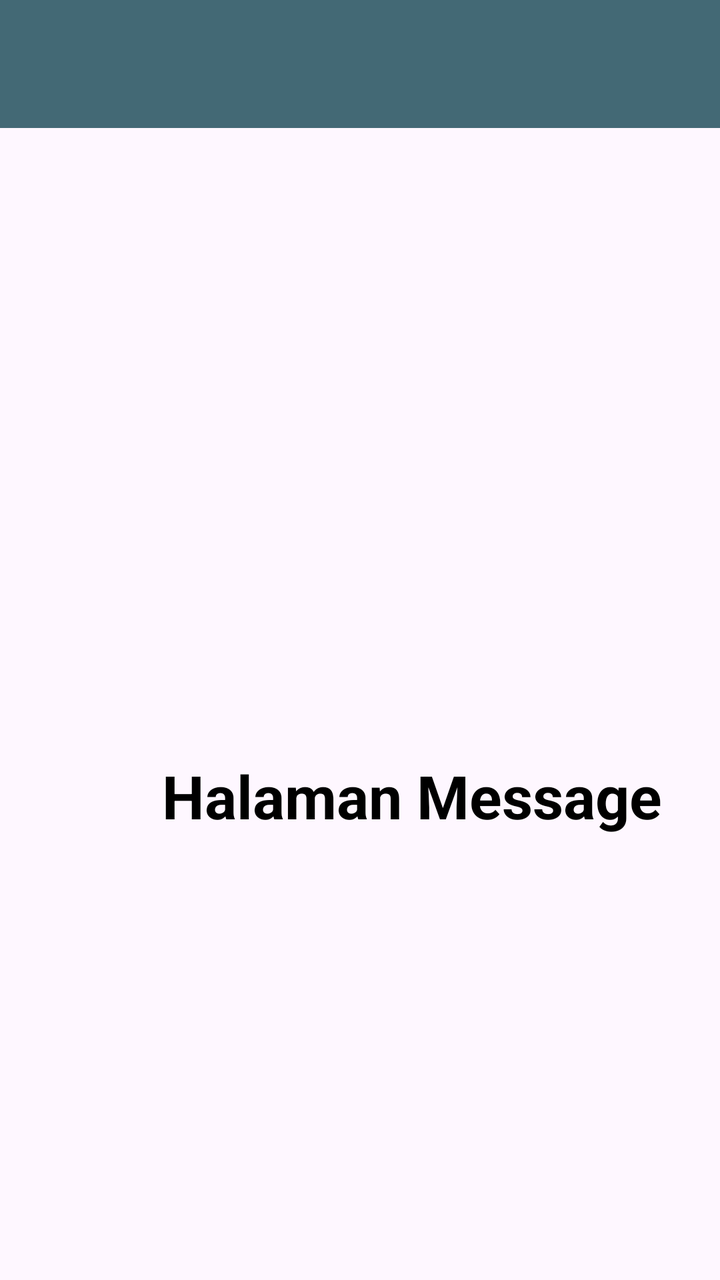
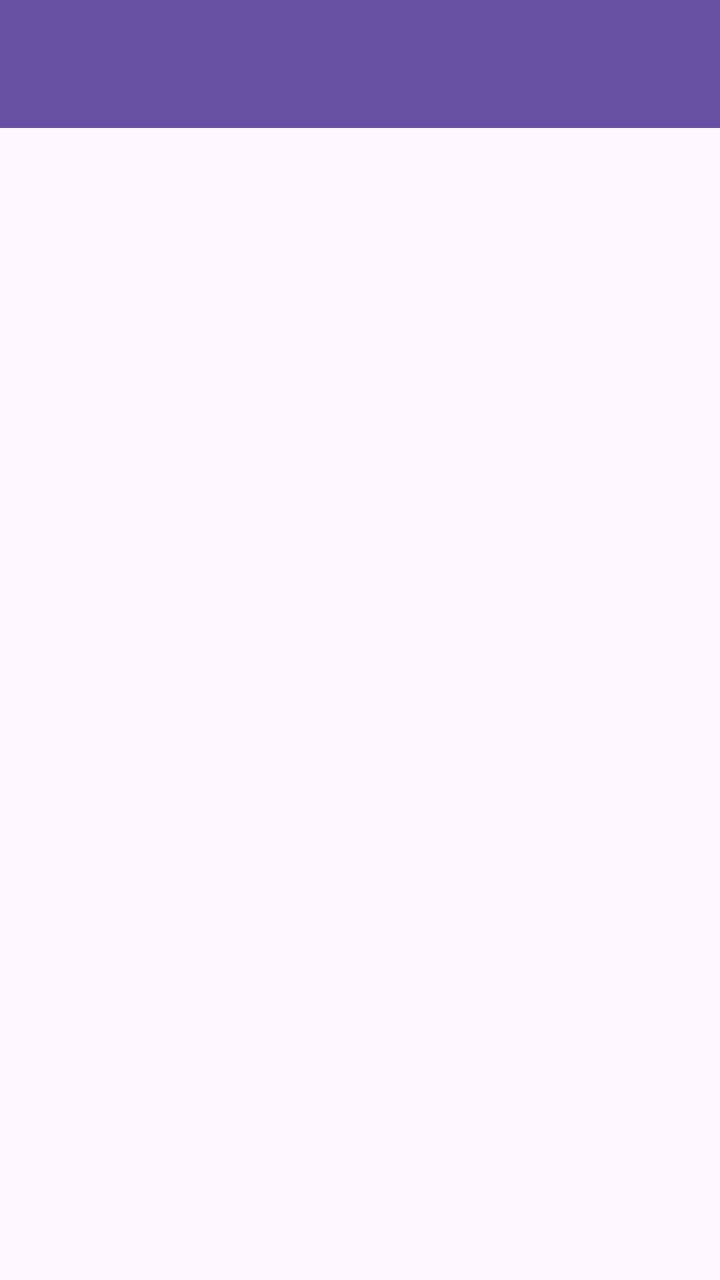

Screens rendered from an Android XML layout before and after an edit, with the pre-edit source and the edit as a unified diff.
<!-- AndroidManifest.xml: application theme Theme.TIFDimas -->
<!-- res/layout/fragment_massage.xml -->
<?xml version="1.0" encoding="utf-8"?>
<androidx.constraintlayout.widget.ConstraintLayout xmlns:android="http://schemas.android.com/apk/res/android"
    xmlns:tools="http://schemas.android.com/tools"
    android:layout_width="match_parent"
    android:layout_height="match_parent"
    xmlns:app="http://schemas.android.com/apk/res-auto"
    tools:context=".Message.MassageFragment">

    <androidx.appcompat.widget.Toolbar
        android:id="@+id/toolbar"
        android:layout_width="match_parent"
        android:layout_height="?attr/actionBarSize"
        android:background="?attr/colorPrimary"
        android:backgroundTint="@color/button_color"
        app:layout_constraintEnd_toEndOf="parent"
        app:layout_constraintStart_toStartOf="parent"
        app:layout_constraintTop_toTopOf="parent"
        app:subtitleTextColor="@android:color/white"
        app:titleTextColor="@android:color/white"
        app:layout_scrollFlags="scroll|enterAlways"/>

    <TextView
        android:layout_width="412dp"
        android:layout_height="668dp"
        android:gravity="center"
        android:text="Halaman Message"
        android:textColor="@color/black"
        android:textSize="30sp"
        android:textStyle="bold"
        app:layout_constraintTop_toBottomOf="@+id/toolbar"
        tools:layout_editor_absoluteX="0dp" />

</androidx.constraintlayout.widget.ConstraintLayout>
<!-- resources referenced by this layout -->
<resources>
  <color name="black">#FF000000</color>
  <color name="button_color">#436975</color>
  <style name="Theme.TIFDimas" parent="Base.Theme.TIFDimas" />
  <style name="Base.Theme.TIFDimas" parent="Theme.Material3.DayNight.NoActionBar">
          
          
      </style>
</resources>

<!-- the commit's change to res/layout/fragment_massage.xml (unified diff, before → after) -->
@@ -1,33 +1,31 @@
 <?xml version="1.0" encoding="utf-8"?>
-<androidx.constraintlayout.widget.ConstraintLayout xmlns:android="http://schemas.android.com/apk/res/android"
+<androidx.coordinatorlayout.widget.CoordinatorLayout xmlns:android="http://schemas.android.com/apk/res/android"
     xmlns:tools="http://schemas.android.com/tools"
     android:layout_width="match_parent"
     android:layout_height="match_parent"
     xmlns:app="http://schemas.android.com/apk/res-auto"
     tools:context=".Message.MassageFragment">
 
-    <androidx.appcompat.widget.Toolbar
-        android:id="@+id/toolbar"
+    <com.google.android.material.appbar.AppBarLayout
+        android:id="@+id/appBarLayout"
         android:layout_width="match_parent"
-        android:layout_height="?attr/actionBarSize"
-        android:background="?attr/colorPrimary"
-        android:backgroundTint="@color/button_color"
-        app:layout_constraintEnd_toEndOf="parent"
-        app:layout_constraintStart_toStartOf="parent"
-        app:layout_constraintTop_toTopOf="parent"
-        app:subtitleTextColor="@android:color/white"
-        app:titleTextColor="@android:color/white"
-        app:layout_scrollFlags="scroll|enterAlways"/>
+        android:layout_height="wrap_content"
+        android:theme="@style/ThemeOverlay.AppCompat.Dark.ActionBar">
 
-    <TextView
-        android:layout_width="412dp"
-        android:layout_height="668dp"
-        android:gravity="center"
-        android:text="Halaman Message"
-        android:textColor="@color/black"
-        android:textSize="30sp"
-        android:textStyle="bold"
-        app:layout_constraintTop_toBottomOf="@+id/toolbar"
-        tools:layout_editor_absoluteX="0dp" />
+        <androidx.appcompat.widget.Toolbar
+            android:id="@+id/toolbar"
+            android:layout_width="match_parent"
+            android:layout_height="?attr/actionBarSize"
+            android:background="?attr/colorPrimary"
+            app:layout_scrollFlags="scroll|enterAlways"
+            app:titleTextColor="@android:color/white" />
 
-</androidx.constraintlayout.widget.ConstraintLayout>
+    </com.google.android.material.appbar.AppBarLayout>
+
+    <ListView
+        android:id="@+id/listMessageItems"
+        android:layout_width="match_parent"
+        android:layout_height="match_parent"
+        app:layout_behavior="@string/appbar_scrolling_view_behavior" />
+
+</androidx.coordinatorlayout.widget.CoordinatorLayout>
<!-- resource entries referenced after the edit -->
@@ -1,7 +1,5 @@
 <!-- resources referenced by this layout -->
 <resources>
-  <color name="black">#FF000000</color>
-  <color name="button_color">#436975</color>
   <style name="Theme.TIFDimas" parent="Base.Theme.TIFDimas" />
   <style name="Base.Theme.TIFDimas" parent="Theme.Material3.DayNight.NoActionBar">
           
